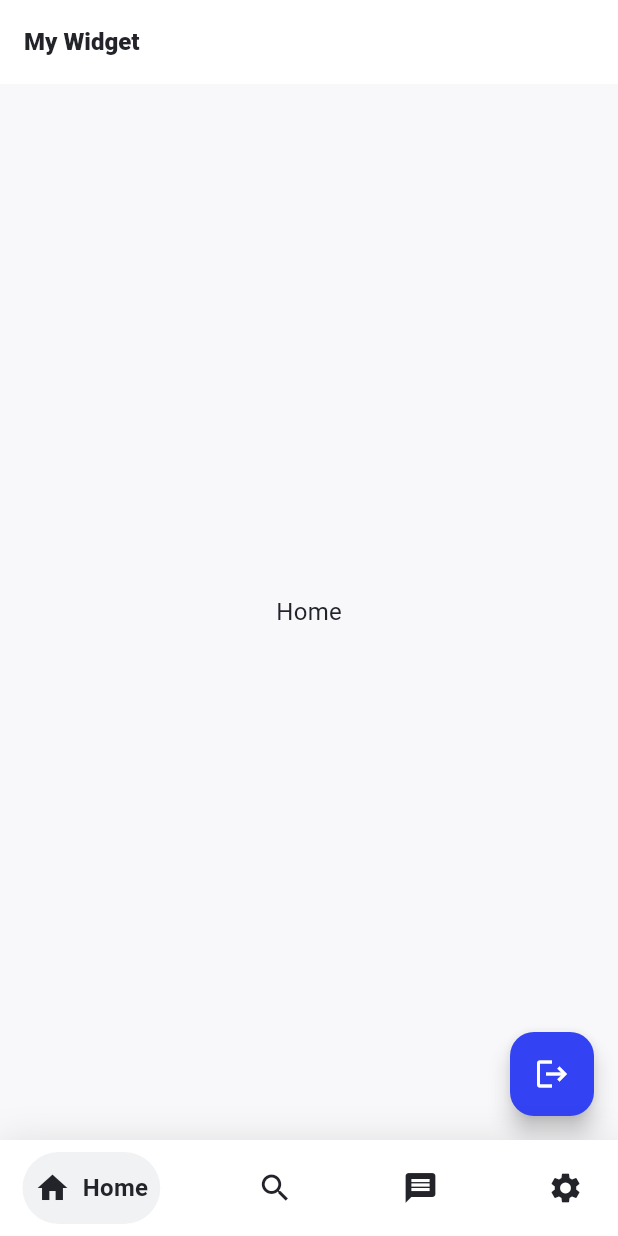
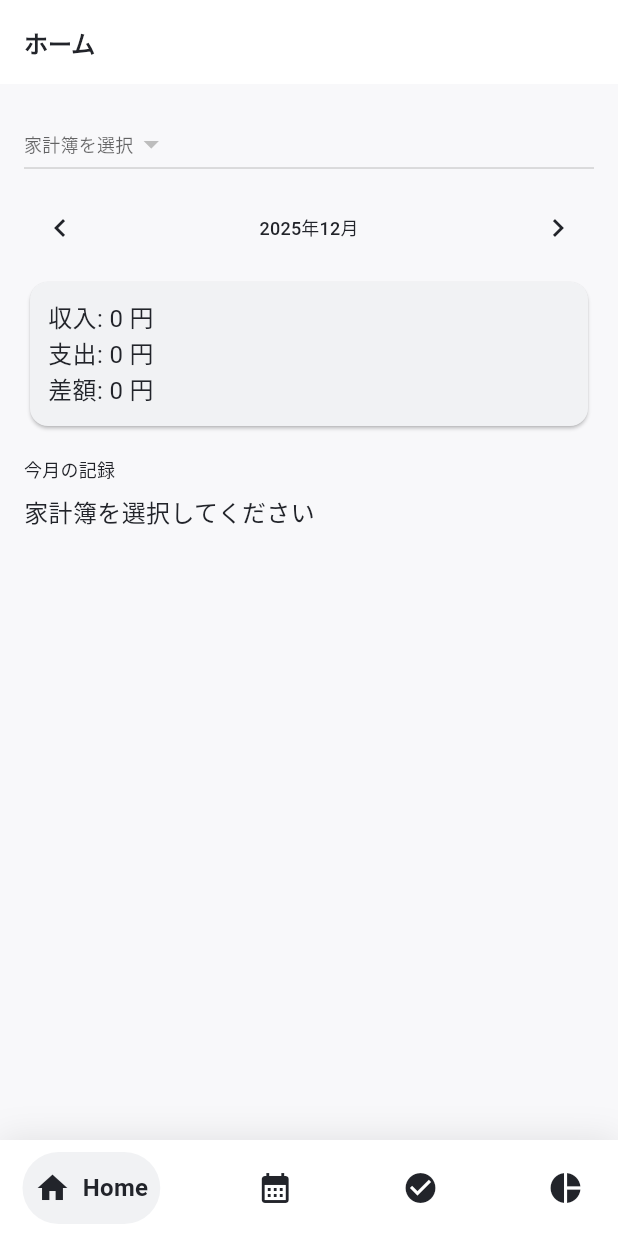
Before and after one commit to tenpei-peso/tunagu_tech, a Flutter app: the screen it shows once a user with an empty profile is signed in, on a phone screen of 412 x 824 dp. Run offline on Flutter 3.47's test engine with Material 3 defaults, Android fonts, the phone set to English and light mode, and no system bars; drawn by our look-alikes of google_nav_bar; our stand-ins replace cloud_firestore, firebase_auth, firebase_core, flutter_hooks, flutter_riverpod, freezed_annotation and 4 more; accounts and stored records are empty; generated files the repository leaves out were written again.

Commit message:
page作成(自動)

```diff
--- /dev/null
+++ b/lib/presentation/features/budget/home/presentation/budget_home_screen.dart
@@ -0,0 +1,146 @@
+// Flutter imports:
+import 'package:flutter/material.dart';
+
+// Package imports:
+import 'package:hooks_riverpod/hooks_riverpod.dart';
+
+// Project imports:
+import '../../../../../theme/Tunagu_colors.dart';
+import '../../../../../domain/budget/entities/entry.dart';
+import '../../provider/budget_providers.dart';
+
+class BudgetHomeScreen extends HookConsumerWidget {
+  const BudgetHomeScreen({super.key});
+
+  @override
+  Widget build(BuildContext context, WidgetRef ref) {
+    final households = ref.watch(householdListProvider);
+    final selectedHousehold = ref.watch(selectedHouseholdIdProvider);
+    final month = ref.watch(selectedMonthProvider);
+    final summary = ref.watch(monthlySummaryProvider);
+    final entries = ref.watch(entriesByMonthProvider);
+
+    return Scaffold(
+      appBar: AppBar(
+        title: const Text('ホーム'),
+      ),
+      body: ListView(
+        padding: const EdgeInsets.all(16),
+        children: [
+          households.when(
+            data: (data) {
+              if (selectedHousehold == null && data.isNotEmpty) {
+                WidgetsBinding.instance.addPostFrameCallback((_) {
+                  ref.read(selectedHouseholdIdProvider.notifier).state =
+                      data.first.id;
+                });
+              }
+              return DropdownButton<String?>(
+                value: selectedHousehold ?? (data.isEmpty ? null : data.first.id),
+                hint: const Text('家計簿を選択'),
+                items: data
+                    .map(
+                      (h) => DropdownMenuItem(
+                        value: h.id,
+                        child: Text(h.name),
+                      ),
+                    )
+                    .toList(),
+                onChanged: (value) {
+                  ref.read(selectedHouseholdIdProvider.notifier).state = value;
+                },
+              );
+            },
+            loading: () => const LinearProgressIndicator(),
+            error: (err, _) => Text('読み込みエラー: $err'),
+          ),
+          const SizedBox(height: 8),
+          Row(
+            children: [
+              IconButton(
+                onPressed: () {
+                  final prev = DateTime(month.year, month.month - 1);
+                  ref.read(selectedMonthProvider.notifier).state = prev;
+                },
+                icon: const Icon(Icons.chevron_left),
+              ),
+              Expanded(
+                child: Center(
+                  child: Text(
+                    '${month.year}年${month.month}月',
+                    style: Theme.of(context).textTheme.titleMedium,
+                  ),
+                ),
+              ),
+              IconButton(
+                onPressed: () {
+                  final next = DateTime(month.year, month.month + 1);
+                  ref.read(selectedMonthProvider.notifier).state = next;
+                },
+                icon: const Icon(Icons.chevron_right),
+              ),
+            ],
+          ),
+          const SizedBox(height: 8),
+          summary.when(
+            data: (data) => Card(
+              color: TunaguColors.gray100,
+              child: Padding(
+                padding: const EdgeInsets.all(12),
+                child: Column(
+                  crossAxisAlignment: CrossAxisAlignment.start,
+                  children: [
+                    Text('収入: ${data.incomeTotal} 円'),
+                    Text('支出: ${data.expenseTotal} 円'),
+                    Text('差額: ${data.incomeTotal - data.expenseTotal} 円'),
+                  ],
+                ),
+              ),
+            ),
+            loading: () => const LinearProgressIndicator(),
+            error: (err, _) => Text('サマリ取得エラー: $err'),
+          ),
+          const SizedBox(height: 16),
+          Text(
+            '今月の記録',
+            style: Theme.of(context).textTheme.titleMedium,
+          ),
+          const SizedBox(height: 8),
+          entries.when(
+            data: (list) {
+              if (selectedHousehold == null) {
+                return const Text('家計簿を選択してください');
+              }
+              if (list.isEmpty) {
+                return const Text('この月のデータはありません');
+              }
+              return Column(
+                children: list
+                    .map(
+                      (e) => ListTile(
+                        leading: Icon(
+                          e.type == EntryType.income
+                              ? Icons.arrow_downward
+                              : Icons.arrow_upward,
+                          color: e.type == EntryType.income
+                              ? Colors.green
+                              : Colors.red,
+                        ),
+                        title: Text('${e.amount} 円'),
+                        subtitle: Text(
+                          '${e.dateTime.day}日  ${e.categoryId}',
+                        ),
+                        trailing: e.memo != null ? Text(e.memo!) : null,
+                      ),
+                    )
+                    .toList(),
+              );
+            },
+            loading: () => const LinearProgressIndicator(),
+            error: (err, _) => Text('取得エラー: $err'),
+          ),
+        ],
+      ),
+    );
+  }
+}
--- /dev/null
+++ b/lib/presentation/features/budget/provider/budget_providers.dart
@@ -0,0 +1,109 @@
+// Package imports:
+import 'package:hooks_riverpod/hooks_riverpod.dart';
+
+// Project imports:
+import '../../../../domain/budget/entities/category.dart';
+import '../../../../domain/budget/entities/entry.dart';
+import '../../../../domain/budget/entities/household.dart';
+import '../../../../domain/budget/entities/monthly_summary.dart';
+import '../../../../domain/budget/entities/tag.dart';
+import '../../../../domain/budget/entities/todo.dart';
+import '../../../../utility/result.dart';
+import '../../../features/authentication/provider/auth_state_provider.dart';
+import '../../../../infrastructure/firebase/budget/category_repository_impl.dart';
+import '../../../../infrastructure/firebase/budget/entry_repository_impl.dart';
+import '../../../../infrastructure/firebase/budget/household_repository_impl.dart';
+import '../../../../infrastructure/firebase/budget/summary_repository_impl.dart';
+import '../../../../infrastructure/firebase/budget/tag_repository_impl.dart';
+import '../../../../infrastructure/firebase/budget/todo_repository_impl.dart';
+
+final selectedHouseholdIdProvider = StateProvider<String?>((ref) => null);
+
+final selectedMonthProvider = StateProvider<DateTime>(
+  (ref) => DateTime(DateTime.now().year, DateTime.now().month),
+);
+
+Stream<T> _unwrapResultStream<T>(Stream<Result<T>> stream) {
+  return stream.map((result) {
+    if (result.isSuccess) {
+      return result.data as T;
+    }
+    throw Exception(result.error);
+  });
+}
+
+final householdListProvider =
+    StreamProvider.autoDispose<List<Household>>((ref) {
+  final auth = ref.watch(authNotifierProvider);
+  return auth.when<Stream<List<Household>>>(
+    authenticated: (user) {
+      final repo = ref.watch(householdRepositoryProvider);
+      return _unwrapResultStream(repo.watchHouseholds(user.uid));
+    },
+    loading: () => const Stream<List<Household>>.value(<Household>[]),
+    failure: (_) => const Stream<List<Household>>.value(<Household>[]),
+    unauthenticated: (_) => const Stream<List<Household>>.value(<Household>[]),
+  );
+});
+
+final categoriesProvider = StreamProvider.autoDispose<List<Category>>((ref) {
+  final bookId = ref.watch(selectedHouseholdIdProvider);
+  if (bookId == null) {
+    return const Stream<List<Category>>.value(<Category>[]);
+  }
+  final repo = ref.watch(categoryRepositoryProvider);
+  return _unwrapResultStream(repo.watchCategories(bookId: bookId));
+});
+
+final tagsProvider = StreamProvider.autoDispose<List<Tag>>((ref) {
+  final bookId = ref.watch(selectedHouseholdIdProvider);
+  if (bookId == null) {
+    return const Stream<List<Tag>>.value(<Tag>[]);
+  }
+  final repo = ref.watch(tagRepositoryProvider);
+  return _unwrapResultStream(repo.watchTags(bookId: bookId));
+});
+
+final entriesByMonthProvider =
+    StreamProvider.autoDispose<List<Entry>>((ref) {
+  final bookId = ref.watch(selectedHouseholdIdProvider);
+  final month = ref.watch(selectedMonthProvider);
+  if (bookId == null) {
+    return const Stream<List<Entry>>.value(<Entry>[]);
+  }
+  final repo = ref.watch(entryRepositoryProvider);
+  return _unwrapResultStream(
+    repo.watchEntriesByMonth(bookId: bookId, month: month),
+  );
+});
+
+final monthlySummaryProvider =
+    StreamProvider.autoDispose<MonthlySummary>((ref) {
+  final bookId = ref.watch(selectedHouseholdIdProvider);
+  final month = ref.watch(selectedMonthProvider);
+  if (bookId == null) {
+    return Stream<MonthlySummary>.value(
+      MonthlySummary(
+        bookId: '',
+        month: month,
+        incomeTotal: 0,
+        expenseTotal: 0,
+        categoryTotals: const {},
+        tagTotals: const {},
+      ),
+    );
+  }
+  final repo = ref.watch(summaryRepositoryProvider);
+  return _unwrapResultStream(
+    repo.watchMonthlySummary(bookId: bookId, month: month),
+  );
+});
+
+final todosProvider = StreamProvider.autoDispose<List<Todo>>((ref) {
+  final bookId = ref.watch(selectedHouseholdIdProvider);
+  if (bookId == null) {
+    return const Stream<List<Todo>>.value(<Todo>[]);
+  }
+  final repo = ref.watch(todoRepositoryProvider);
+  return _unwrapResultStream(repo.watchAll(bookId));
+});
--- a/lib/presentation/root/root_screen.dart
+++ b/lib/presentation/root/root_screen.dart
@@ -50,16 +50,16 @@ class RootScreen extends StatelessWidget {
                     text: 'Home',
                   ),
                   GButton(
-                    icon: Icons.search,
-                    text: 'Search',
+                    icon: Icons.calendar_month,
+                    text: 'Calendar',
                   ),
                   GButton(
-                    icon: Icons.message,
-                    text: 'Messages',
+                    icon: Icons.check_circle,
+                    text: 'TODO',
                   ),
                   GButton(
-                    icon: Icons.settings,
-                    text: 'Settings',
+                    icon: Icons.pie_chart,
+                    text: 'Graph',
                   ),
                 ],
                 selectedIndex: navigationShell.currentIndex,
--- a/lib/presentation/router/router.dart
+++ b/lib/presentation/router/router.dart
@@ -7,12 +7,11 @@ import 'package:hooks_riverpod/hooks_riverpod.dart';
 
 // Project imports:
 import '../features/authentication/presentation/welcme_screen.dart';
-import '../features/authentication/provider/auth_state.dart';
 import '../features/authentication/provider/auth_state_provider.dart';
-import '../features/home/presentation/home_screen.dart';
-import '../features/message/presentation/message_screen.dart';
-import '../features/search/presentation/search_screen.dart';
-import '../features/setting/presentation/setting_screen.dart';
+import '../features/budget/calendar/presentation/budget_calendar_screen.dart';
+import '../features/budget/graph/presentation/budget_graph_screen.dart';
+import '../features/budget/home/presentation/budget_home_screen.dart';
+import '../features/budget/todo/presentation/budget_todo_screen.dart';
 import '../root/root_screen.dart';
 import 'router_path_name.dart';
 import 'router_refresh_notifier.dart';
@@ -54,39 +53,35 @@ final goRouterProvider = Provider<GoRouter>((ref) {
         builder: (context, state, navShell) =>
             RootScreen(navigationShell: navShell),
         branches: [
-          // /app/home
           StatefulShellBranch(
             routes: [
               GoRoute(
                 path: RoutePathName.home,
-                builder: (context, state) => const HomeScreen(),
+                builder: (context, state) => const BudgetHomeScreen(),
               ),
             ],
           ),
-          // /app/search
           StatefulShellBranch(
             routes: [
               GoRoute(
-                path: RoutePathName.search,
-                builder: (context, state) => const SearchScreen(),
+                path: RoutePathName.calendar,
+                builder: (context, state) => const BudgetCalendarScreen(),
               ),
             ],
           ),
-          // /app/message
           StatefulShellBranch(
             routes: [
               GoRoute(
-                path: RoutePathName.message,
-                builder: (context, state) => const MessageScreen(),
+                path: RoutePathName.todo,
+                builder: (context, state) => const BudgetTodoScreen(),
               ),
             ],
           ),
-          // /app/settings
           StatefulShellBranch(
             routes: [
               GoRoute(
-                path: RoutePathName.settings,
-                builder: (context, state) => const SettingsScreen(),
+                path: RoutePathName.graph,
+                builder: (context, state) => const BudgetGraphScreen(),
               ),
             ],
           ),
--- a/lib/presentation/router/router_path_name.dart
+++ b/lib/presentation/router/router_path_name.dart
@@ -4,8 +4,8 @@ class RoutePathName {
 
   // パス
   static const String home = '/';
-  static const String search = '/search';
-  static const String message = '/message';
-  static const String settings = '/settings';
+  static const String calendar = '/calendar';
+  static const String todo = '/todo';
+  static const String graph = '/graph';
   static const String welcome = '/welcome';
 }
```
Also changed, not shown: lib/presentation/features/budget/calendar/presentation/budget_calendar_screen.dart (added, +103 -0 lines), lib/presentation/features/budget/graph/presentation/budget_graph_screen.dart (added, +104 -0 lines), lib/presentation/features/budget/todo/presentation/budget_todo_screen.dart (added, +97 -0 lines).
